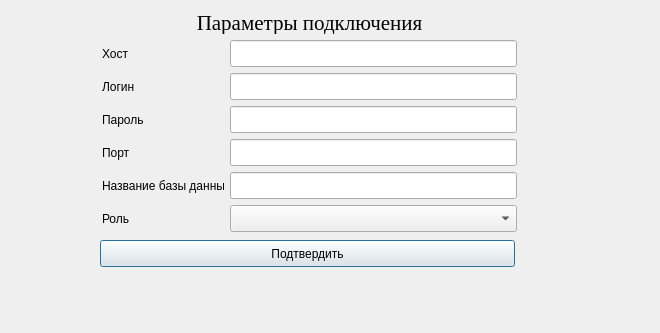
The window that connection.ui (vBykoff/bd3) describes before a commit, drawn with Qt 5.
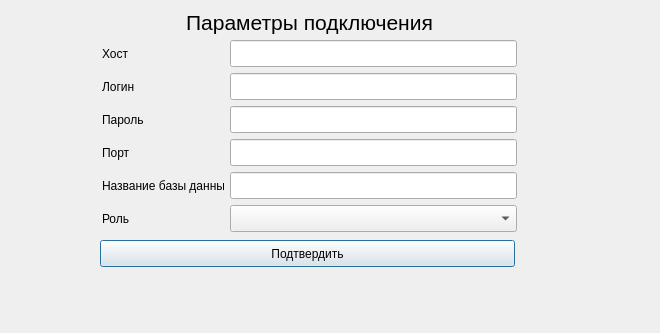
The same window after the commit.

What changed in the file:
```diff
--- a/connection.ui
+++ b/connection.ui
@@ -86,7 +86,6 @@
    </property>
    <property name="font">
     <font>
-     <family>Times New Roman</family>
      <pointsize>16</pointsize>
     </font>
    </property>
```
